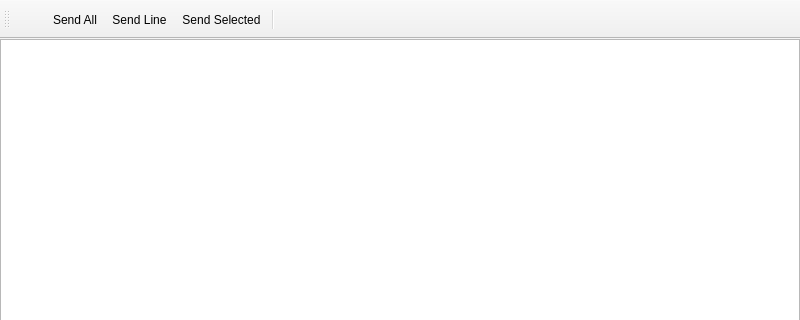
Qt form src/ui/notes_editor.ui (Mudlet/Mudlet) before a commit; both pictures show x 0 to 800 and y 0 to 320 of the 800 by 600 pixel window.
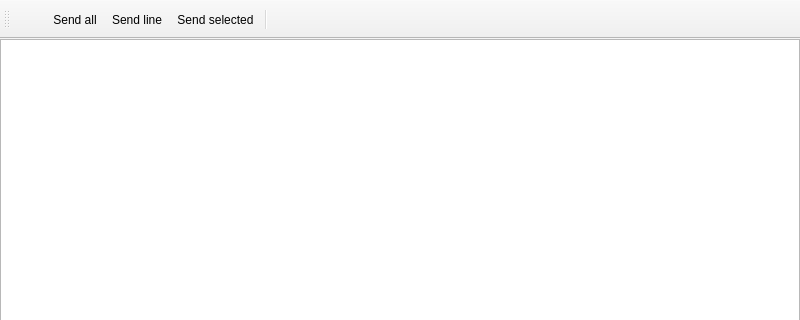
The same form after that commit. Icons and pictures are not drawn.

```diff
--- a/src/ui/notes_editor.ui
+++ b/src/ui/notes_editor.ui
@@ -73,7 +73,7 @@
   </action>
   <action name="action_sendAll">
    <property name="text">
-    <string>Send All</string>
+    <string>Send all</string>
    </property>
    <property name="menuRole">
     <enum>QAction::MenuRole::NoRole</enum>
@@ -81,7 +81,7 @@
   </action>
   <action name="action_sendLine">
    <property name="text">
-    <string>Send Line</string>
+    <string>Send line</string>
    </property>
    <property name="menuRole">
     <enum>QAction::MenuRole::NoRole</enum>
@@ -89,7 +89,7 @@
   </action>
   <action name="action_sendSelected">
    <property name="text">
-    <string>Send Selected</string>
+    <string>Send selected</string>
    </property>
    <property name="menuRole">
     <enum>QAction::MenuRole::NoRole</enum>
```
